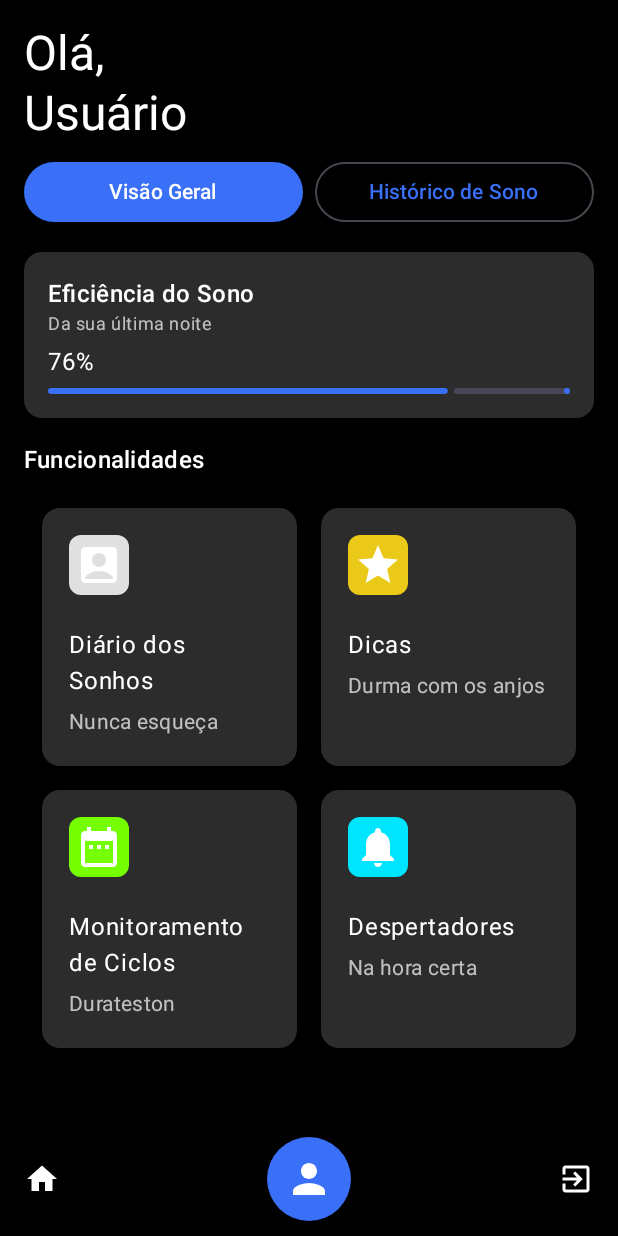
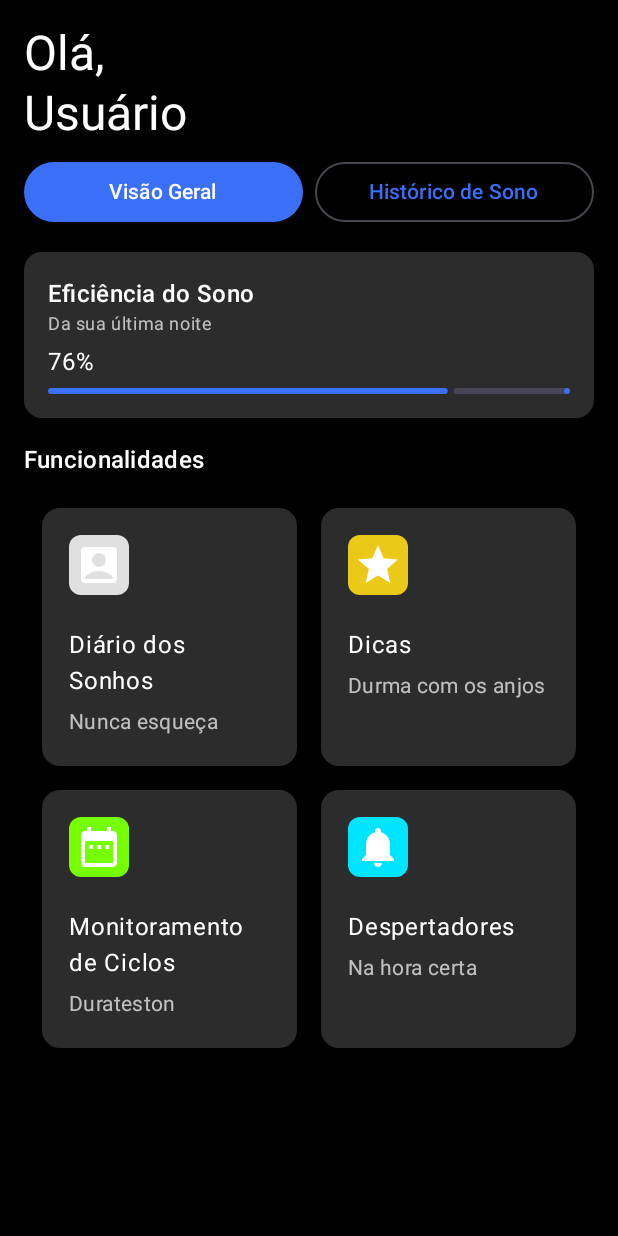
Before and after one commit to victoralves475/Sleepwellwell, an Android app built with Jetpack Compose: the home screen opened through its navigation route, on a phone screen of 412 x 824 dp. Run offline under Robolectric (Android 15) with nearby library versions, the phone set to English and light mode, and no system bars; 1 statement that could not run was skipped.

Commit message:
Adiciona a tela de adicionar sonho no MainActivity

```diff
--- a/app/src/main/java/br/edu/ifpb/sleepwell/MainActivity.kt
+++ b/app/src/main/java/br/edu/ifpb/sleepwell/MainActivity.kt
@@ -1,67 +1,42 @@
 package br.edu.ifpb.sleepwell
 
-import android.content.Context
-import android.os.Build
 import android.os.Bundle
 import androidx.activity.ComponentActivity
 import androidx.activity.compose.setContent
 import androidx.activity.enableEdgeToEdge
-import androidx.annotation.RequiresApi
 import androidx.compose.foundation.layout.fillMaxSize
 import androidx.compose.foundation.layout.padding
 import androidx.compose.material3.Scaffold
 import androidx.compose.runtime.Composable
-import androidx.compose.runtime.getValue
 import androidx.compose.ui.Modifier
 import androidx.navigation.compose.NavHost
 import androidx.navigation.compose.composable
-import androidx.navigation.compose.currentBackStackEntryAsState
 import androidx.navigation.compose.rememberNavController
-import br.edu.ifpb.sleepwell.view.screens.AlarmScreen
 import br.edu.ifpb.sleepwell.model.SessionManager
 import br.edu.ifpb.sleepwell.ui.theme.SleepwellTheme
-import br.edu.ifpb.sleepwell.view.screens.BottomAppBar
+import br.edu.ifpb.sleepwell.view.screens.AddDreamScreen
 import br.edu.ifpb.sleepwell.view.screens.HomeScreen
-import br.edu.ifpb.sleepwell.view.screens.TipsScreen
 import br.edu.ifpb.sleepwell.view.screens.LoginScreen
 import br.edu.ifpb.sleepwell.view.screens.SignUpScreen
 import br.edu.ifpb.sleepwell.view.screens.SplashScreen
 
 class MainActivity : ComponentActivity() {
-    @RequiresApi(Build.VERSION_CODES.S)
     override fun onCreate(savedInstanceState: Bundle?) {
         super.onCreate(savedInstanceState)
         enableEdgeToEdge()
         setContent {
             SleepwellTheme {
-                SleepWellApp(context = this)
+                SleepWellApp()
             }
         }
     }
 }
 
-@RequiresApi(Build.VERSION_CODES.S)
 @Composable
-fun SleepWellApp(context: Context) {
+fun SleepWellApp() {
     val navController = rememberNavController()
-    val backStackEntry by navController.currentBackStackEntryAsState()
-    val currentRoute = backStackEntry?.destination?.route
 
-    Scaffold(
-        modifier = Modifier.fillMaxSize(),
-        bottomBar = {
-            if (currentRoute !in listOf("login", "signup")) {
-                BottomAppBar(
-                    onProfileClick = { navController.navigate("profile") },
-                    onHomeClick = { navController.navigate("home") },
-                    onLogout = {
-                        SessionManager.currentUser = null
-                        navController.navigate("login")
-                    }
-                )
-            }
-        }
-    ) { innerPadding ->
+    Scaffold(modifier = Modifier.fillMaxSize()) { innerPadding ->
         NavHost(
             navController = navController,
             startDestination = "splash",
@@ -95,19 +70,22 @@ fun SleepWellApp(context: Context) {
             composable("home") {
                 HomeScreen(
                     userName = SessionManager.currentUser?.nome ?: "Usuário",
-                    onAlarmClick = { navController.navigate("alarm") },
-//                    onNavigateToDiary = { navController.navigate("diary") },
-                    onTipsClick = { navController.navigate("tips") },
+                    onLogout = {
+                        // Opcional: limpar a sessão no logout
+                        SessionManager.currentUser = null
+                        navController.navigate("login")
+                    }
                 )
             }
-            // Tela de alarme
-            composable("alarm") {
-                AlarmScreen(context = context)
+            // Tela Adicionar Sonho
+            composable("add-dream") {
+                AddDreamScreen(
+                    onSaveSuccess = {
+                        navController.navigate("login")
+                    }
+                )
             }
-            // Tela de dicas
-            composable("tips") {
-                TipsScreen()
-            }
+
         }
     }
 }
```
